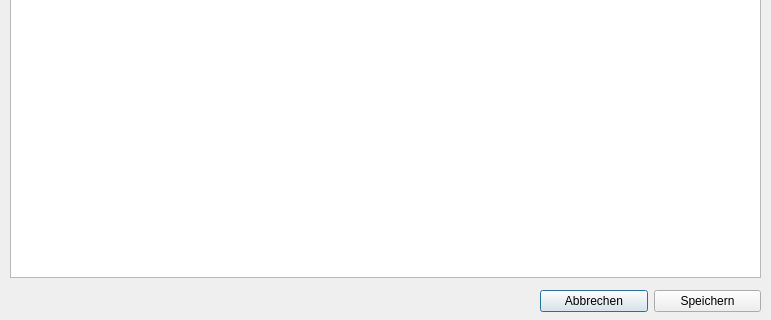
Qt form dialog_wkz.ui (TischlerWilly/postprozessor) before a commit; both pictures show x 0 to 771 and y 203 to 523 of the 771 by 523 pixel window.
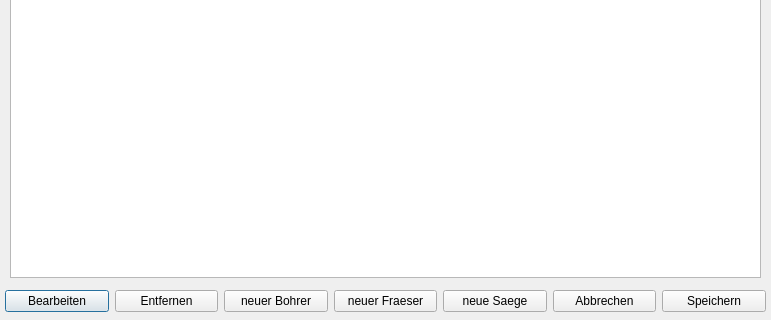
The same form after that commit.

What changed in the file:
```diff
--- a/dialog_wkz.ui
+++ b/dialog_wkz.ui
@@ -23,16 +23,51 @@
     </rect>
    </property>
   </widget>
-  <widget class="QWidget" name="">
+  <widget class="QWidget" name="layoutWidget">
    <property name="geometry">
     <rect>
-     <x>540</x>
+     <x>5</x>
      <y>490</y>
-     <width>221</width>
+     <width>761</width>
      <height>29</height>
     </rect>
    </property>
    <layout class="QHBoxLayout" name="horizontalLayout">
+    <item>
+     <widget class="QPushButton" name="pushButton_bearbeiten">
+      <property name="text">
+       <string>Bearbeiten</string>
+      </property>
+     </widget>
+    </item>
+    <item>
+     <widget class="QPushButton" name="pushButton_entfernen">
+      <property name="text">
+       <string>Entfernen</string>
+      </property>
+     </widget>
+    </item>
+    <item>
+     <widget class="QPushButton" name="pushButton_neu_bohrer">
+      <property name="text">
+       <string>neuer Bohrer</string>
+      </property>
+     </widget>
+    </item>
+    <item>
+     <widget class="QPushButton" name="pushButton_neu_fraeser">
+      <property name="text">
+       <string>neuer Fraeser</string>
+      </property>
+     </widget>
+    </item>
+    <item>
+     <widget class="QPushButton" name="pushButton_neu_saege">
+      <property name="text">
+       <string>neue Saege</string>
+      </property>
+     </widget>
+    </item>
     <item>
      <widget class="QPushButton" name="pushButton_abbrechen">
       <property name="text">
```
Left out of the diff: 10 changed lines with no effect on the pictures.
